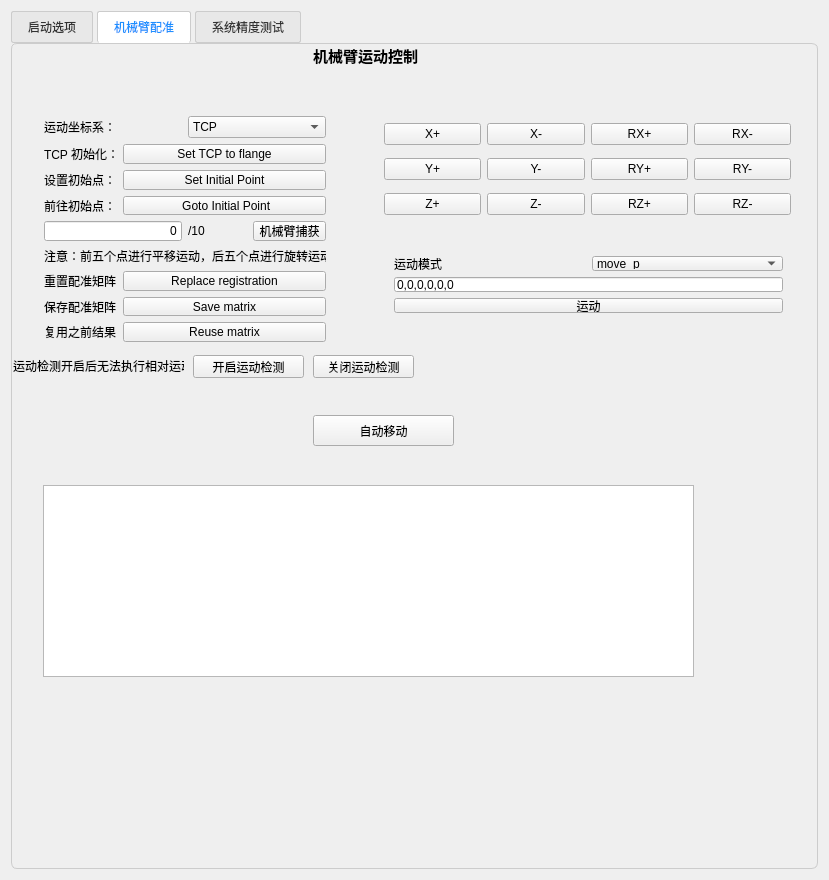
This is Plugins/org.mitk.lancet.hansrobot/src/internal/HansRobotControls.ui in zhaomengxiao/LancetMITK-Adition as Qt 5 draws it before an edit. The edited form follows.
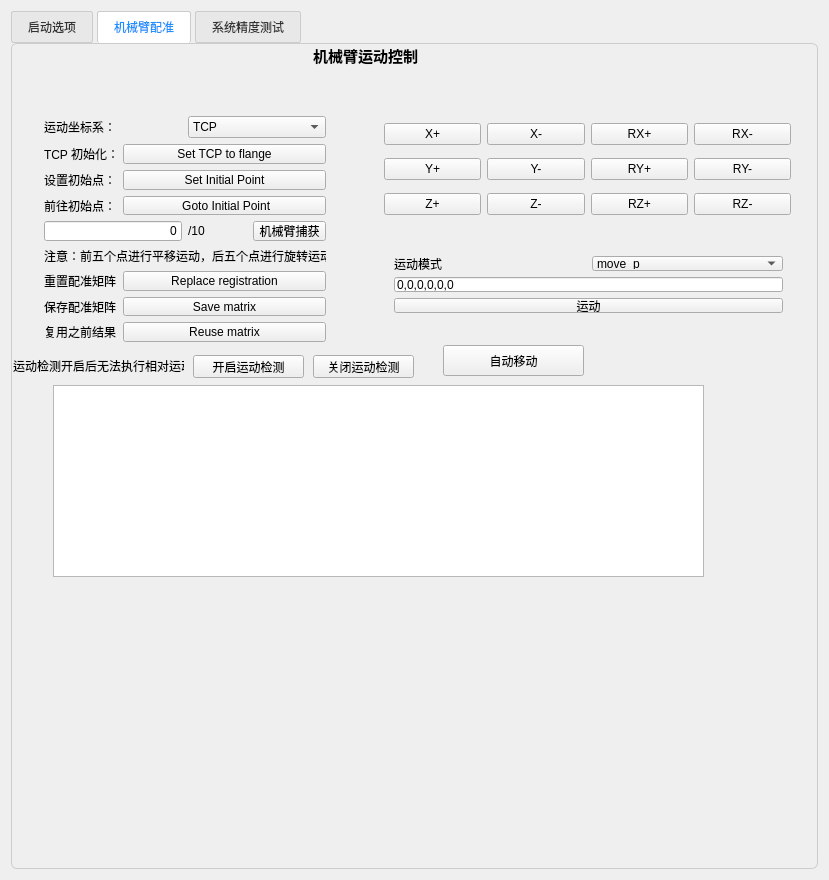
This is the edited form. Custom widgets are drawn as their Qt base class.

```diff
--- a/Plugins/org.mitk.lancet.hansrobot/src/internal/HansRobotControls.ui
+++ b/Plugins/org.mitk.lancet.hansrobot/src/internal/HansRobotControls.ui
@@ -481,8 +481,8 @@
       <widget class="QPushButton" name="pushButton_AutoMoveJ_2">
        <property name="geometry">
         <rect>
-         <x>300</x>
-         <y>370</y>
+         <x>430</x>
+         <y>300</y>
          <width>141</width>
          <height>31</height>
         </rect>
@@ -926,8 +926,8 @@
       <widget class="QTextBrowser" name="textBrowser_hans">
        <property name="geometry">
         <rect>
-         <x>30</x>
-         <y>440</y>
+         <x>40</x>
+         <y>340</y>
          <width>651</width>
          <height>192</height>
         </rect>
```
